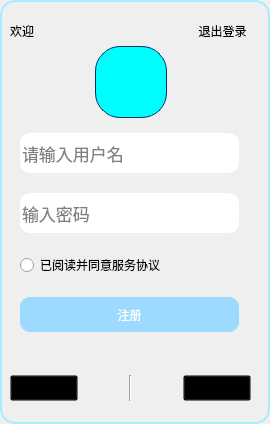
This is userinfo/DLogin.ui in 3548848289/SmartDesk as Qt 5 draws it before an edit. The edited form follows.
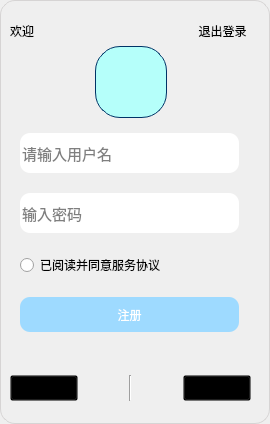
This is the edited form. Icons and pictures are not drawn.

The edit to the form file:
```diff
--- a/userinfo/DLogin.ui
+++ b/userinfo/DLogin.ui
@@ -15,7 +15,7 @@
   </property>
   <property name="styleSheet">
    <string notr="true">QDialog {
-    border: 2px solid #A7ECFF; 
+    border: 1px solid #D6D4D4; 
 	border-radius: 15px;
 }
 
@@ -121,7 +121,7 @@
         <property name="styleSheet">
          <string notr="true">QPushButton {
     color: #003366;
-    background-color: #00FEFF;  
+    background-color: #B5FFFA;  
     border: 1px solid #003366; 
     border-radius: 25px; 
     padding: 10px;  
@@ -181,7 +181,7 @@
             </property>
             <property name="font">
              <font>
-              <pointsize>13</pointsize>
+              <pointsize>11</pointsize>
              </font>
             </property>
             <property name="placeholderText">
@@ -199,7 +199,7 @@
             </property>
             <property name="font">
              <font>
-              <pointsize>13</pointsize>
+              <pointsize>11</pointsize>
              </font>
             </property>
             <property name="placeholderText">
```
Left out of the diff: 8 changed lines with no effect on the pictures.
